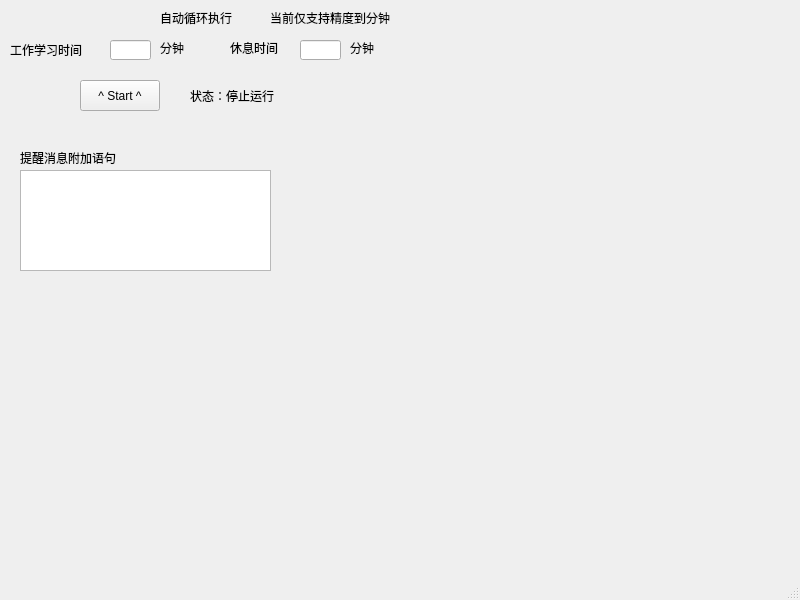
SIENTIST/work_rest_assistant, file mainwindow.ui: the form before one commit.
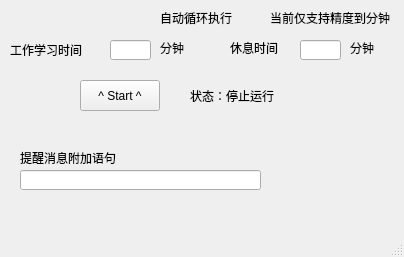
The form after the commit.

Diff of the .ui file:
```diff
--- a/mainwindow.ui
+++ b/mainwindow.ui
@@ -6,8 +6,8 @@
    <rect>
     <x>0</x>
     <y>0</y>
-    <width>800</width>
-    <height>600</height>
+    <width>404</width>
+    <height>257</height>
    </rect>
   </property>
   <property name="windowTitle">
@@ -125,16 +125,6 @@
      <string>提醒消息附加语句</string>
     </property>
    </widget>
-   <widget class="QTextEdit" name="addMsgTextEdit">
-    <property name="geometry">
-     <rect>
-      <x>20</x>
-      <y>170</y>
-      <width>251</width>
-      <height>101</height>
-     </rect>
-    </property>
-   </widget>
    <widget class="QLabel" name="displayStateLabel">
     <property name="geometry">
      <rect>
@@ -161,6 +151,16 @@
      <string>当前仅支持精度到分钟</string>
     </property>
    </widget>
+   <widget class="QLineEdit" name="otherRemindLineEdit">
+    <property name="geometry">
+     <rect>
+      <x>20</x>
+      <y>170</y>
+      <width>241</width>
+      <height>20</height>
+     </rect>
+    </property>
+   </widget>
   </widget>
   <widget class="QStatusBar" name="statusbar"/>
   <widget class="QMenuBar" name="menubar">
```
Left out of the diff: 4 changed lines with no effect on the pictures.
